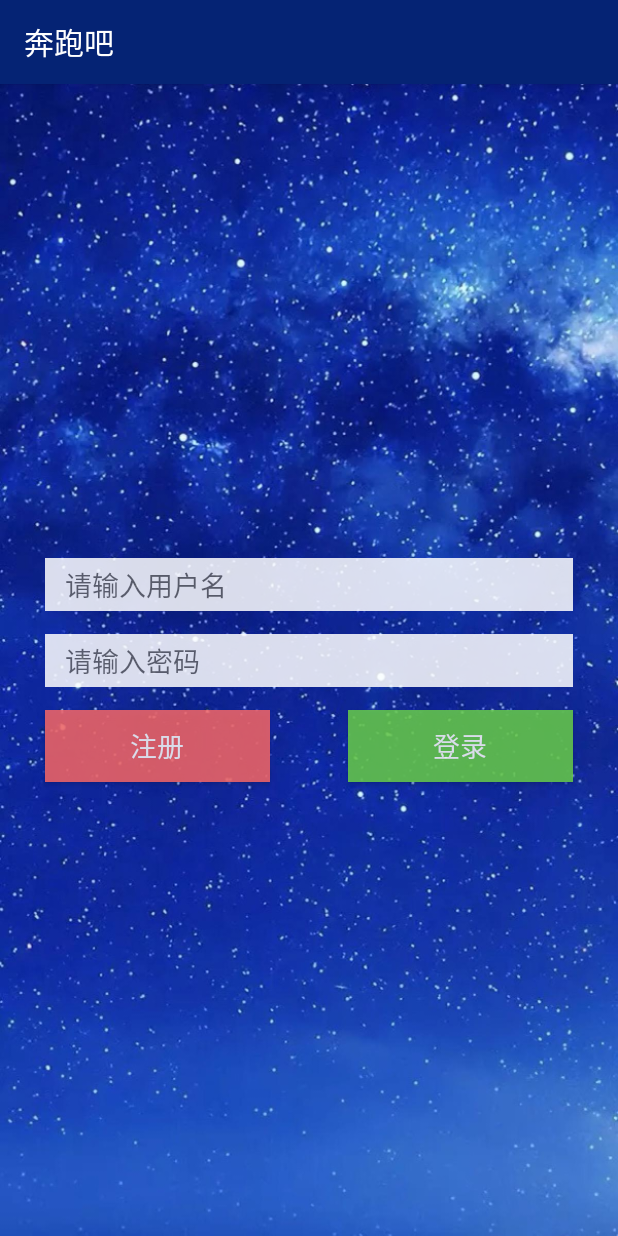
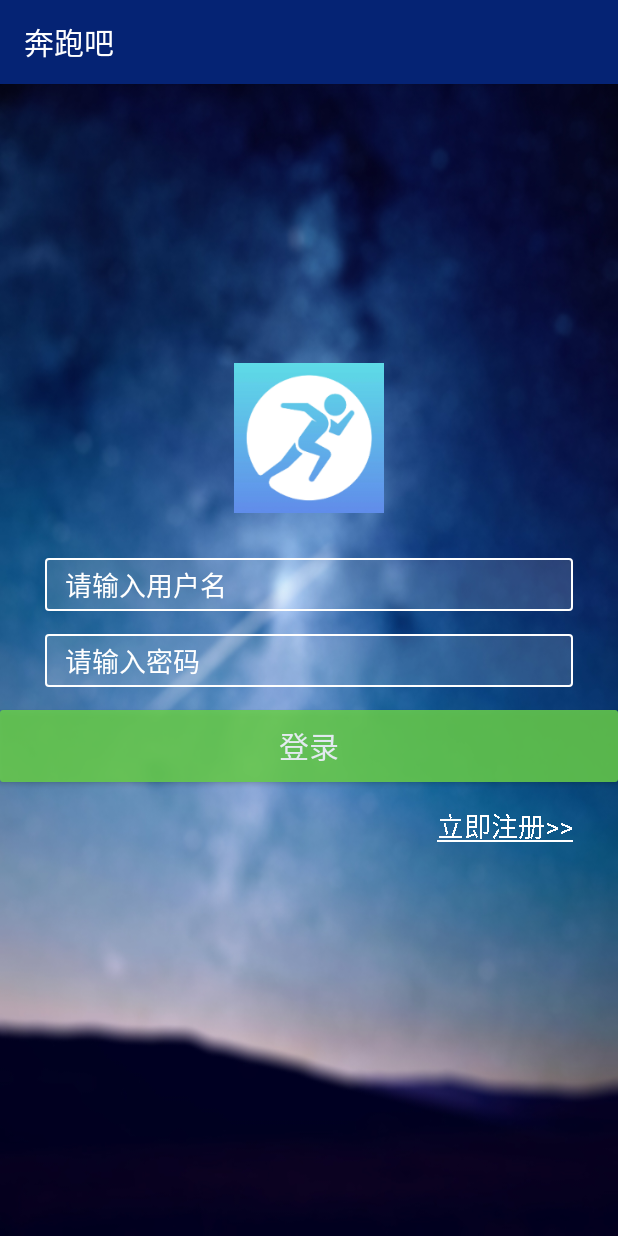
Before and after one commit to yxlshk/Android_final_project, an Android app: the screen it shows after launch (LoginActivity), on a phone screen of 412 x 824 dp. Run offline under Robolectric (Android 15) with nearby library versions, the phone set to English and light mode, and no system bars.

Commit message:
[修改] 修改了登录界面

```diff
--- a/app/src/main/java/com/example/a77354/android_final_project/LoginActivity.java
+++ b/app/src/main/java/com/example/a77354/android_final_project/LoginActivity.java
@@ -1,11 +1,13 @@
 package com.example.a77354.android_final_project;
 
 import android.content.Intent;
+import android.graphics.Paint;
 import android.os.Bundle;
 import android.support.v7.app.AppCompatActivity;
 import android.view.View;
 import android.widget.Button;
 import android.widget.EditText;
+import android.widget.TextView;
 import android.widget.Toast;
 
 /**
@@ -33,5 +35,8 @@ public class LoginActivity extends AppCompatActivity {
                 }
             }
         });
+
+        TextView register = (TextView) findViewById(R.id.register);
+        register.getPaint().setFlags(Paint.UNDERLINE_TEXT_FLAG);
     }
 }
--- /dev/null
+++ b/app/src/main/res/drawable/login_input_style.xml
@@ -0,0 +1,16 @@
+<?xml version="1.0" encoding="utf-8"?>
+<shape xmlns:android="http://schemas.android.com/apk/res/android"
+    android:shape="rectangle" >
+
+    <solid
+        android:color="@color/transparentWhite" />
+    <stroke
+        android:width="1dp"
+        android:color="@color/white"/>
+    <corners
+        android:bottomLeftRadius="2dip"
+        android:bottomRightRadius="2dip"
+        android:topLeftRadius="2dip"
+        android:topRightRadius="2dip" />
+
+</shape>
--- a/app/src/main/res/drawable/signin_button_shape.xml
+++ b/app/src/main/res/drawable/signin_button_shape.xml
@@ -1,7 +1,7 @@
 <?xml version="1.0" encoding="utf-8"?>
 <shape xmlns:android="http://schemas.android.com/apk/res/android">
     <corners
-        android:radius="0dp"/>
+        android:radius="2dp"/>
     <padding
         android:top="5dp"
         android:bottom="5dp"
--- a/app/src/main/res/layout/login_layout.xml
+++ b/app/src/main/res/layout/login_layout.xml
@@ -4,9 +4,18 @@
     android:orientation="vertical"
     android:layout_width="match_parent"
     android:layout_height="match_parent"
-    android:background="@drawable/bg2">
+    android:background="@drawable/bg5">
+    <ImageView
+        android:layout_width="100dp"
+        android:layout_height="100dp"
+        app:layout_constraintLeft_toLeftOf="parent"
+        app:layout_constraintRight_toRightOf="parent"
+        app:layout_constraintBottom_toTopOf="@+id/userName"
+        android:src="@mipmap/icon"
+        android:layout_marginBottom="30dp"
+        />
     <EditText
-        android:layout_width="match_parent"
+        android:layout_width="0dp"
         android:layout_height="35dp"
         android:id="@+id/userName"
         app:layout_constraintLeft_toLeftOf="parent"
@@ -15,12 +24,15 @@
         android:layout_marginLeft="30dp"
         android:layout_marginRight="30dp"
         android:layout_marginBottom="15dp"
-        android:alpha="0.85"
-        android:background="@color/white"
+        android:background="@drawable/login_input_style"
         android:paddingLeft="13dp"
-        android:hint="请输入用户名" />
+        android:hint="请输入用户名"
+        android:textColor="@color/white"
+        android:textColorHint="@color/white"
+        android:layout_marginStart="30dp"
+        android:layout_marginEnd="30dp" />
     <EditText
-        android:layout_width="match_parent"
+        android:layout_width="0dp"
         android:layout_height="35dp"
         android:id="@+id/password"
         app:layout_constraintLeft_toLeftOf="parent"
@@ -29,33 +41,48 @@
         app:layout_constraintBottom_toBottomOf="parent"
         android:layout_marginLeft="30dp"
         android:layout_marginRight="30dp"
-        android:background="@color/white"
+        android:background="@drawable/login_input_style"
         android:hint="请输入密码"
+        android:textColor="@color/white"
+        android:textColorHint="@color/white"
         android:paddingLeft="13dp"
         android:inputType="textPassword"
-        android:alpha="0.85" />
+        android:layout_marginStart="30dp"
+        android:layout_marginEnd="30dp" />
+    <!--<Button-->
+        <!--android:layout_width="150dp"-->
+        <!--android:layout_height="wrap_content"-->
+        <!--android:id="@+id/sign_up"-->
+        <!--android:text="注册"-->
+        <!--android:textSize="18sp"-->
+        <!--android:textColor="@color/white"-->
+        <!--android:background="@drawable/sign_up_button_shape"-->
+        <!--app:layout_constraintTop_toBottomOf="@+id/password"-->
+        <!--app:layout_constraintLeft_toLeftOf="@+id/password"-->
+        <!--android:layout_marginTop="15dp"-->
+        <!--android:alpha="0.85"/>-->
     <Button
-        android:layout_width="150dp"
-        android:layout_height="wrap_content"
-        android:id="@+id/sign_up"
-        android:text="注册"
-        android:textSize="18sp"
-        android:textColor="@color/white"
-        android:background="@drawable/sign_up_button_shape"
-        app:layout_constraintTop_toBottomOf="@+id/password"
-        app:layout_constraintLeft_toLeftOf="@+id/password"
-        android:layout_marginTop="15dp"
-        android:alpha="0.85"/>
-    <Button
-        android:layout_width="150dp"
+        android:layout_width="match_parent"
         android:layout_height="wrap_content"
         android:id="@+id/sign_in"
         android:text="登录"
-        android:textSize="18sp"
+        android:textSize="20sp"
         android:textColor="@color/white"
         android:background="@drawable/signin_button_shape"
         app:layout_constraintRight_toRightOf="@+id/password"
         app:layout_constraintTop_toBottomOf="@+id/password"
+        app:layout_constraintLeft_toLeftOf="@id/password"
         android:layout_marginTop="15dp"
         android:alpha="0.85"/>
+    <TextView
+        android:layout_width="wrap_content"
+        android:layout_height="wrap_content"
+        android:id="@+id/register"
+        app:layout_constraintRight_toRightOf="@id/password"
+        app:layout_constraintTop_toBottomOf="@id/sign_in"
+        android:layout_marginTop="15dp"
+        android:text="立即注册>>"
+        android:textSize="18sp"
+        android:textColor="@color/white"
+        android:autoLink=""/>
 </android.support.constraint.ConstraintLayout>
--- a/app/src/main/res/values/colors.xml
+++ b/app/src/main/res/values/colors.xml
@@ -11,4 +11,6 @@
     <color name="halfTransparent">#e0000000</color>
     <color name="white">#ffffff</color>
     <color name="green">#E4FD56</color>
+    <color name="grey">#868686</color>
+    <color name="transparentWhite">#24ffffff</color>
 </resources>
```
Also changed, not shown: app/src/main/res/drawable-xxhdpi/bg4.jpeg (added), app/src/main/res/drawable-xxhdpi/bg5.jpg (added), app/src/main/res/drawable-xxhdpi/icon.jpeg (deleted), app/src/main/res/drawable-xxhdpi/password.png (added), app/src/main/res/drawable-xxhdpi/phone.png (added), app/src/main/res/drawable-xxhdpi/user.png (added).
